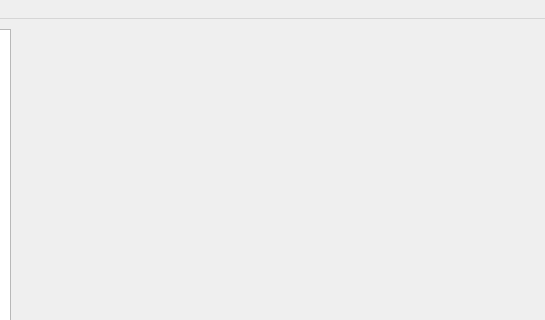
Before: the Qt Designer form DZ3_SQL_DB/mainwindow.ui in Anton201276/Otus-Qt, drawn with Qt 5; both pictures show x 255 to 800 and y 0 to 320 of the 800 by 600 pixel window.
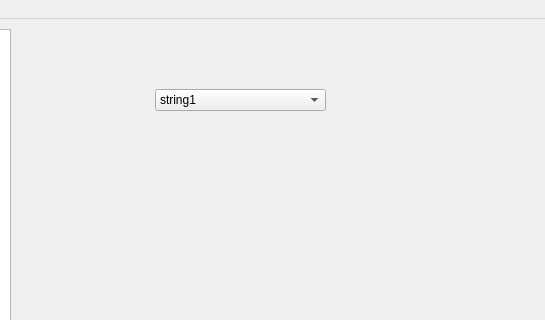
After: the same form once the commit is applied.

```diff
--- a/DZ3_SQL_DB/mainwindow.ui
+++ b/DZ3_SQL_DB/mainwindow.ui
@@ -24,6 +24,36 @@
      </rect>
     </property>
    </widget>
+   <widget class="QComboBox" name="comboBox">
+    <property name="geometry">
+     <rect>
+      <x>410</x>
+      <y>70</y>
+      <width>171</width>
+      <height>22</height>
+     </rect>
+    </property>
+    <item>
+     <property name="text">
+      <string>string1</string>
+     </property>
+    </item>
+    <item>
+     <property name="text">
+      <string>string2</string>
+     </property>
+    </item>
+    <item>
+     <property name="text">
+      <string>string3</string>
+     </property>
+    </item>
+    <item>
+     <property name="text">
+      <string>string4</string>
+     </property>
+    </item>
+   </widget>
   </widget>
   <widget class="QMenuBar" name="menubar">
    <property name="geometry">
```
